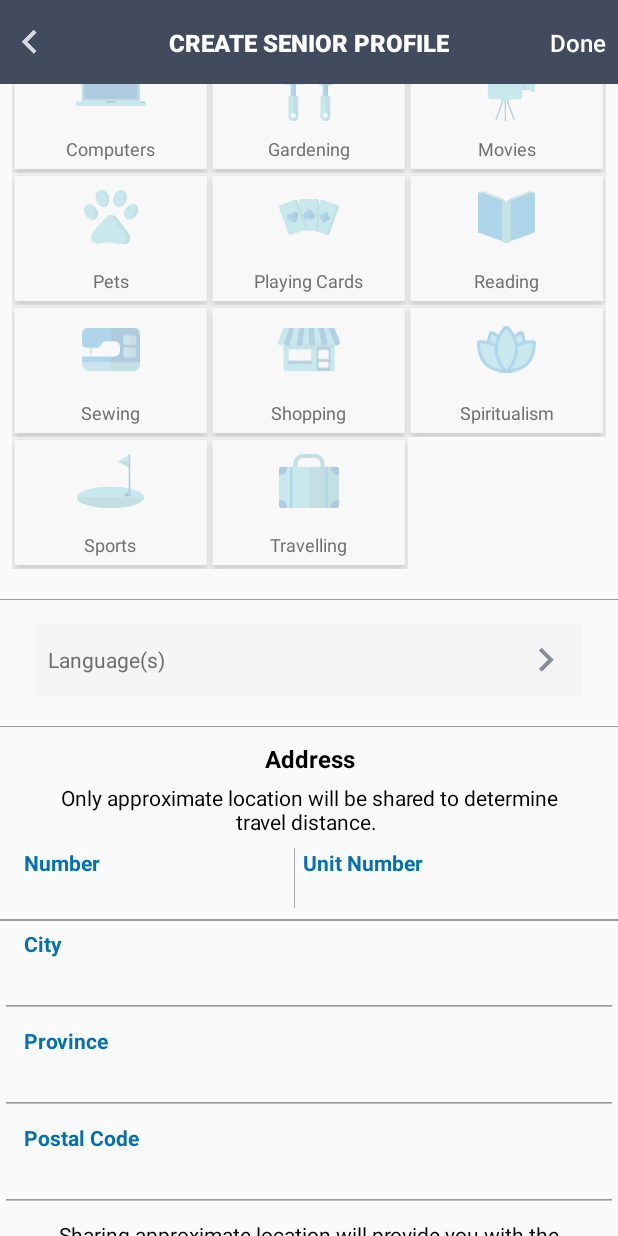
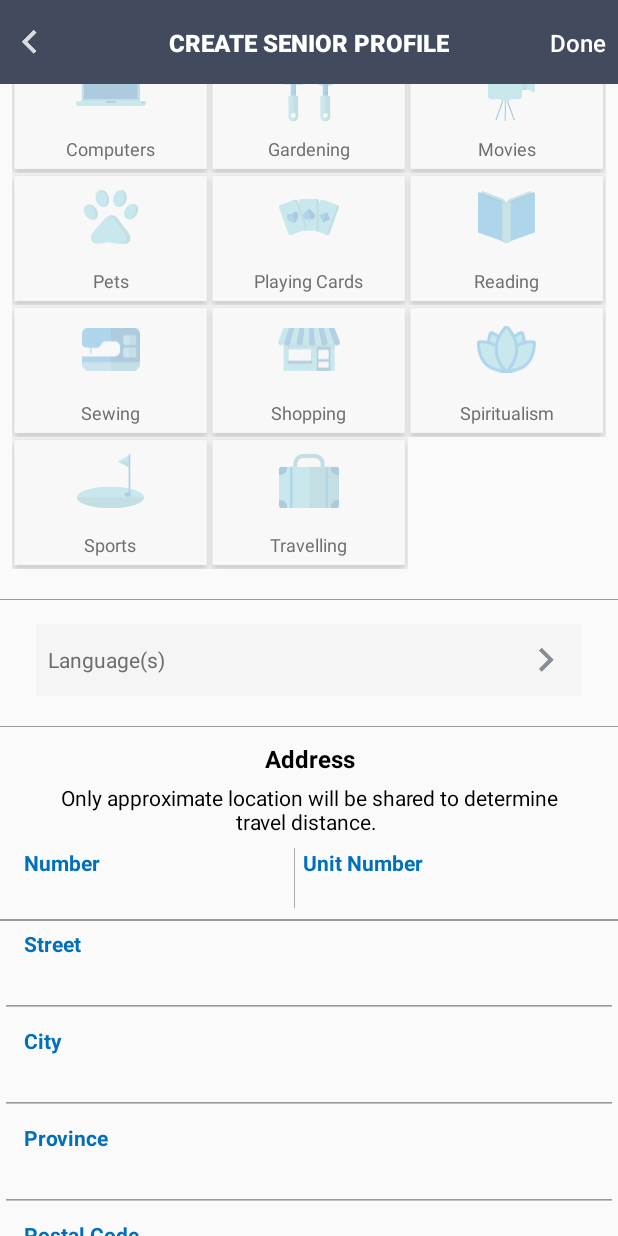
Before and after one commit to abdulrehman63/CareMapAndroid, an Android app: the CreateSeniorProfileActivity screen opened directly, with no data from a screen before it, scrolled down 1074 dp, on a phone screen of 412 x 824 dp. Run offline under Robolectric (Android 15) with nearby library versions, the light colour scheme and no system bars; our stand-ins replace CircleImageView, data binding; pictures from the network do not load.

Commit message:
Resolved UI issues

```diff
--- a/CareMap/app/src/main/java/com/square63/caremap/ui/SettingsActivity.java
+++ b/CareMap/app/src/main/java/com/square63/caremap/ui/SettingsActivity.java
@@ -23,7 +23,7 @@ public class SettingsActivity extends AppCompatActivity {
     protected void onCreate(Bundle savedInstanceState) {
         super.onCreate(savedInstanceState);
         setContentView(R.layout.activity_settings);
-        type = PreferenceHelper.getInstance().getAppString(Constants.TYPE,"");
+        type = PreferenceHelper.getInstance().getString(Constants.TYPE,"");
         initToolBar();
     }
     private void initToolBar(){
--- a/CareMap/app/src/main/java/com/square63/caremap/ui/fragments/HomeFragment.java
+++ b/CareMap/app/src/main/java/com/square63/caremap/ui/fragments/HomeFragment.java
@@ -100,9 +100,9 @@ public class HomeFragment extends Fragment {
        int VERTICAL_ITEM_SPACE = 48;
 
         //or
-       /* DividerItemDecoration itemDecorator = new DividerItemDecoration(getContext(), DividerItemDecoration.VERTICAL);
+        DividerItemDecoration itemDecorator = new DividerItemDecoration(getContext(), DividerItemDecoration.VERTICAL);
         itemDecorator.setDrawable(ContextCompat.getDrawable(getContext(), R.drawable.divider));
-        recyclerView.addItemDecoration(itemDecorator);*/
+        recyclerView.addItemDecoration(itemDecorator);
         recyclerView.setAdapter(adapter);
         adapter.setExpandCollapseListener(new ExpandableRecyclerAdapter.ExpandCollapseListener() {
             @UiThread
--- a/CareMap/app/src/main/java/com/square63/caremap/ui/fragments/SeekerHomeFragment.java
+++ b/CareMap/app/src/main/java/com/square63/caremap/ui/fragments/SeekerHomeFragment.java
@@ -5,7 +5,9 @@ import android.support.annotation.NonNull;
 import android.support.annotation.Nullable;
 import android.support.annotation.UiThread;
 import android.support.v4.app.Fragment;
+import android.support.v4.content.ContextCompat;
 import android.support.v7.widget.DefaultItemAnimator;
+import android.support.v7.widget.DividerItemDecoration;
 import android.support.v7.widget.LinearLayoutManager;
 import android.support.v7.widget.RecyclerView;
 import android.view.LayoutInflater;
@@ -85,6 +87,9 @@ public class SeekerHomeFragment extends Fragment {
         }
         adapter = new MarketPlaceAdapter(getContext(),providerGroupModelArrayList);
         recyclerView.setLayoutManager(layoutManager);
+        DividerItemDecoration itemDecorator = new DividerItemDecoration(getContext(), DividerItemDecoration.VERTICAL);
+        itemDecorator.setDrawable(ContextCompat.getDrawable(getContext(), R.drawable.divider));
+        recyclerView.addItemDecoration(itemDecorator);
         recyclerView.setAdapter(adapter);
         adapter.setExpandCollapseListener(new ExpandableRecyclerAdapter.ExpandCollapseListener() {
             @UiThread
--- a/CareMap/app/src/main/java/com/square63/caremap/ui/providerModule/PersonalInfoActivity.java
+++ b/CareMap/app/src/main/java/com/square63/caremap/ui/providerModule/PersonalInfoActivity.java
@@ -97,7 +97,7 @@ public class PersonalInfoActivity extends AppCompatActivity {
                  String languages="";
                  for (LanguageModel languageModel:languageModels){
                      if(languageModel.isSelected())
-                         languages = languages+languageModel.getName()+",";
+                         languages = languages+languageModel.getName()+", ";
                  }
                  if (languages != null && languages.length() > 0 && languages.charAt(languages.length() - 1) == ',') {
                      languages = languages.substring(0, languages.length() - 1);
--- a/CareMap/app/src/main/java/com/square63/caremap/ui/seekerModule/CreateSeniorProfileActivity.java
+++ b/CareMap/app/src/main/java/com/square63/caremap/ui/seekerModule/CreateSeniorProfileActivity.java
@@ -94,7 +94,7 @@ public class CreateSeniorProfileActivity extends AppCompatActivity implements Vi
             @Override
             public void onClick(View v) {
                 if(validations.validateSeekerProfile(binding.edtName,binding.edtAge,binding.edtCity,binding.edtProvince,binding.edtAddress1,binding.edtUnitNumber,binding.txtNumber,
-                       binding.city,binding.province,binding.addres1,binding.unitNumber,binding.number,binding.txtName,binding.txtAge) == Constants.SUCCESS){
+                       binding.city,binding.province,binding.addres1,binding.unitNumber,binding.number,binding.txtName,binding.txtAge,binding.edtStreet,binding.street) == Constants.SUCCESS){
                     if(getIntent() != null && getIntent().getStringExtra(Constants.TYPE) != null){
                         if(getIntent().getStringExtra(Constants.TYPE).equalsIgnoreCase("Edit")){
                             finish();
--- a/CareMap/app/src/main/res/layout/activity_about.xml
+++ b/CareMap/app/src/main/res/layout/activity_about.xml
@@ -29,7 +29,7 @@
         android:paddingStart="8dp"
 
         android:paddingTop="5dp"
-        android:text="Tag Line: Make it punchy and make sure you stand out from the crowd."
+        android:hint="Tag Line: Make it punchy and make sure you stand out from the crowd."
         android:textSize="16sp"
         android:textColor="@color/text_grey"
         app:layout_constraintEnd_toEndOf="parent"
@@ -49,7 +49,7 @@
         android:paddingStart="8dp"
         android:paddingTop="5dp"
 
-        android:text="Description : Tell families your story, why you are passionate about care and what makes you a reliable and dependable care provider. Add any special skills or details, i.e you cook Chinese food. Details that can help you to be discovered if someone does a key word search. "
+        android:hint="Description: Tell families your story, why you are passionate about care and what makes you a reliable and dependable care provider. Add any special skills or details, i.e you cook Chinese food. Details that can help you to be discovered if someone does a key word search. "
         android:textSize="16sp"
         android:textColor="@color/text_grey"
         app:layout_constraintEnd_toEndOf="parent"
--- a/CareMap/app/src/main/res/layout/activity_create_senior_profile.xml
+++ b/CareMap/app/src/main/res/layout/activity_create_senior_profile.xml
@@ -351,7 +351,6 @@
                             android:text="@={profileModel.unitNumber}" />
                     </LinearLayout>
                 </LinearLayout>
-
                 <View
                     android:layout_width="match_parent"
 
@@ -360,6 +359,34 @@
                     android:layout_marginTop="7dp"
 
                     android:background="@color/grey_background" />
+
+                <LinearLayout
+
+                    android:layout_width="match_parent"
+                    android:layout_height="wrap_content"
+                    android:layout_marginTop="5dp"
+                    android:layout_weight="1"
+                    android:orientation="vertical">
+
+                    <TextView
+                        android:id="@+id/street"
+                        style="@style/generic_text_blue"
+                        android:layout_width="wrap_content"
+                        android:layout_height="wrap_content"
+                        android:layout_marginStart="16dp"
+                        android:text="Street" />
+
+                    <EditText
+                        android:id="@+id/edtStreet"
+                        style="@style/edit_text_style_profile"
+                        android:layout_width="match_parent"
+                        android:layout_height="wrap_content"
+                        android:hint=""
+                        android:paddingEnd="16dp"
+                        android:paddingStart="16dp"
+                        android:text="@={profileModel.city}" />
+                </LinearLayout>
+
 
                 <LinearLayout
 
--- a/CareMap/app/src/main/res/layout/fragment_interests.xml
+++ b/CareMap/app/src/main/res/layout/fragment_interests.xml
@@ -4,6 +4,7 @@
     android:layout_width="match_parent"
     android:layout_height="match_parent"
     xmlns:app="http://schemas.android.com/apk/res-auto"
+
     tools:context=".ui.fragments.InterestsFragment">
 
     <android.support.v7.widget.RecyclerView
--- a/CareMap/app/src/main/res/layout/fragment_messages.xml
+++ b/CareMap/app/src/main/res/layout/fragment_messages.xml
@@ -36,9 +36,9 @@
         android:layout_height="wrap_content"
         android:layout_marginStart="8dp"
         android:layout_marginTop="3dp"
-        android:text="Welcome to CareMap"
+        android:text="Welcome to CareMap, you curren..."
         android:textColor="@color/text_grey"
-        android:textSize="12sp"
+        android:textSize="14sp"
         app:layout_constraintBottom_toBottomOf="parent"
         app:layout_constraintStart_toEndOf="@+id/imageView5"
         app:layout_constraintTop_toBottomOf="@+id/textView16" />
--- a/CareMap/app/src/main/res/values/strings.xml
+++ b/CareMap/app/src/main/res/values/strings.xml
@@ -1,5 +1,5 @@
 <resources>
-    <string name="app_name">CareMap</string>
+    <string name="app_name">Caremap</string>
 
     <string name="empty_field_error">%1$s field must not be empty</string>
     <string name="match_password">%1$s does not match</string>
```
Also changed, not shown: CareMap/app/src/main/java/com/square63/caremap/utils/Validations.java (+8 -1 lines), CareMap/app/src/main/res/layout/fragment_availability.xml (+17 -10 lines), CareMap/app/src/main/res/layout/fragment_profile.xml (+6 -3 lines).
